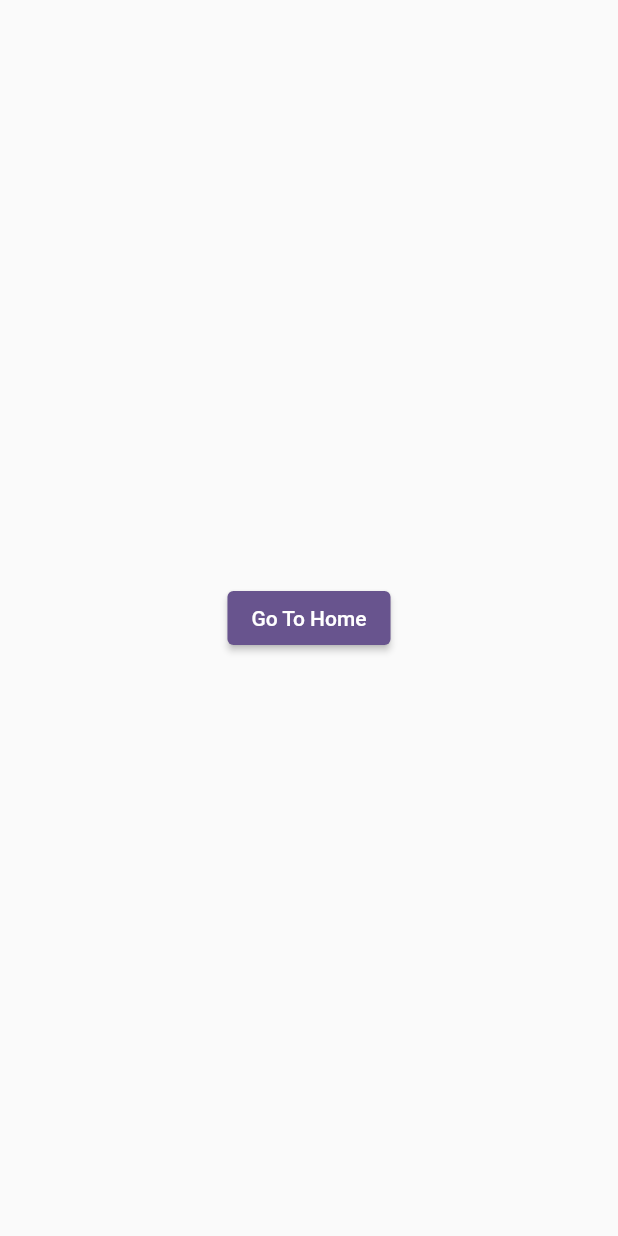
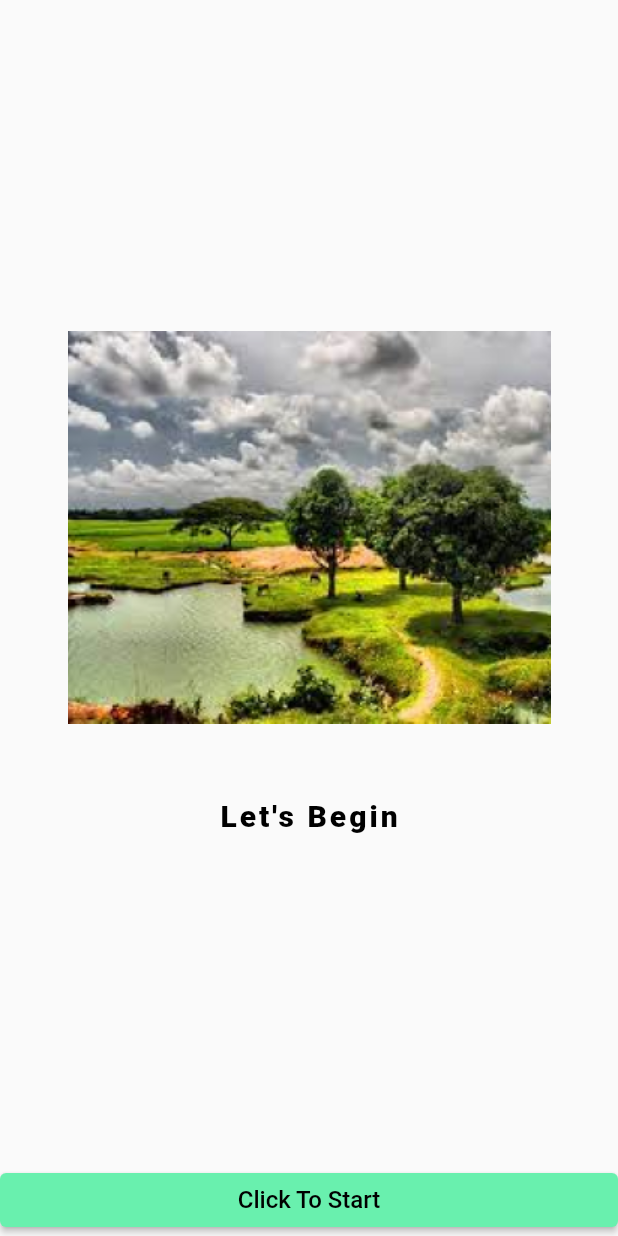
Before and after one commit to siraajul/task_one_codecamp, a Flutter app: the IntroPage screen opened directly, on a phone screen of 412 x 824 dp. Run offline on Flutter 3.47's test engine with Material 3 defaults, Android fonts, the phone set to English and light mode, and no system bars; network calls fail.

Commit message:
design intro page

```diff
--- a/lib/intro.dart
+++ b/lib/intro.dart
@@ -1,5 +1,4 @@
 import 'package:flutter/material.dart';
-import 'package:task_one_codecamp/home_page.dart';
 
 class IntroPage extends StatelessWidget {
   const IntroPage({super.key});
@@ -7,18 +6,33 @@ class IntroPage extends StatelessWidget {
   @override
   Widget build(BuildContext context) {
     return Scaffold(
+      bottomNavigationBar: ElevatedButton(
+        onPressed: () {},
+        style: ButtonStyle(
+          backgroundColor: MaterialStateProperty.all(Colors.greenAccent),
+        ),
+        child: const Text('Click To Start',
+            style: TextStyle(color: Colors.black, fontSize: 16)),
+      ),
       body: Center(
-          child: ElevatedButton(
-        child: const Text('Go To Home'),
-        onPressed: () {
-          Navigator.push(
-            context,
-            MaterialPageRoute(
-              builder: (context) => const HomePage(),
+        child: Column(
+          mainAxisAlignment: MainAxisAlignment.center,
+          children: [
+            Image.asset('assets/images/nature.png'),
+            const SizedBox(
+              height: 50,
             ),
-          );
-        },
-      )),
+            const Text(
+              "Let's Begin",
+              style: TextStyle(
+                  fontSize: 20,
+                  color: Colors.black,
+                  fontWeight: FontWeight.w800,
+                  letterSpacing: 2),
+            ),
+          ],
+        ),
+      ),
     );
   }
 }
--- a/lib/main.dart
+++ b/lib/main.dart
@@ -1,5 +1,6 @@
 import 'package:flutter/material.dart';
-import 'package:task_one_codecamp/details.dart';
+import 'package:task_one_codecamp/image.dart';
+import 'package:task_one_codecamp/intro.dart';
 
 void main() {
   runApp(const MyApp());
@@ -17,7 +18,7 @@ class MyApp extends StatelessWidget {
         useMaterial3: false,
       ),
       debugShowCheckedModeBanner: false,
-      home: const Details(),
+      home: const IntroPage(),
     );
   }
 }
```
Also changed, not shown: lib/details.dart (+16 -9 lines), lib/image.dart (+61 -26 lines), pubspec.yaml (+3 -8 lines), assets/images/nature.png (added).
